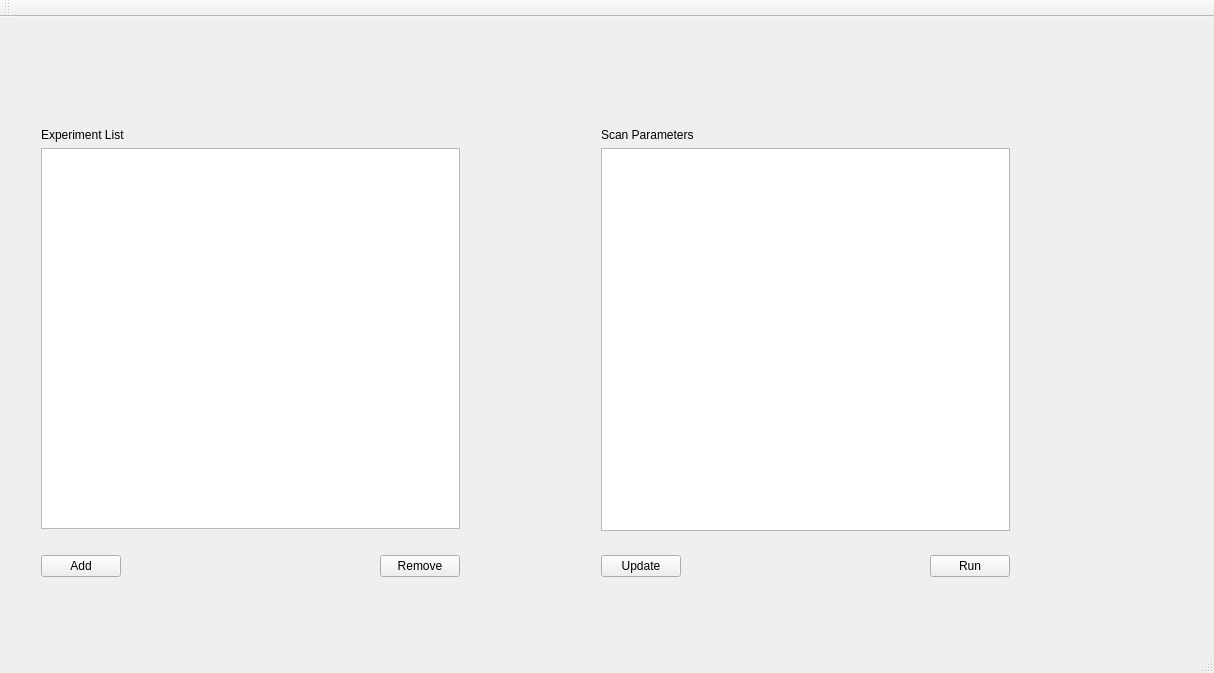
This is smartfMRI/smartfmri.ui in wuzhuobin/smartfMRI as Qt 5 draws it before an edit. The edited form follows.
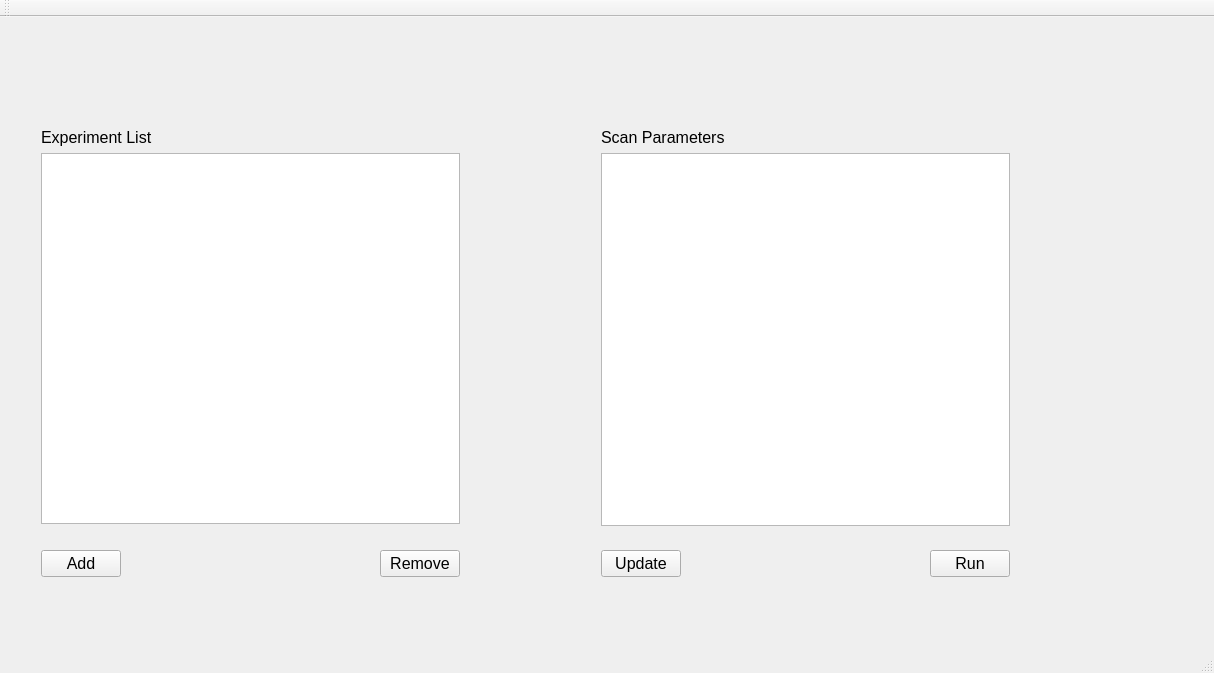
This is the edited form.

Patch:
```diff
--- a/smartfMRI/smartfmri.ui
+++ b/smartfMRI/smartfmri.ui
@@ -23,9 +23,19 @@
       <height>471</height>
      </rect>
     </property>
+    <property name="font">
+     <font>
+      <pointsize>12</pointsize>
+     </font>
+    </property>
     <layout class="QGridLayout" name="gridLayout">
      <item row="2" column="1">
       <spacer name="verticalSpacer">
+       <property name="font">
+        <font>
+         <pointsize>12</pointsize>
+        </font>
+       </property>
        <property name="orientation">
         <enum>Qt::Vertical</enum>
        </property>
@@ -42,6 +52,11 @@
      </item>
      <item row="3" column="0">
       <widget class="QPushButton" name="addButton">
+       <property name="font">
+        <font>
+         <pointsize>12</pointsize>
+        </font>
+       </property>
        <property name="text">
         <string>Add</string>
        </property>
@@ -49,6 +64,11 @@
      </item>
      <item row="3" column="1">
       <spacer name="horizontalSpacer">
+       <property name="font">
+        <font>
+         <pointsize>12</pointsize>
+        </font>
+       </property>
        <property name="orientation">
         <enum>Qt::Horizontal</enum>
        </property>
@@ -62,6 +82,11 @@
      </item>
      <item row="3" column="2">
       <widget class="QPushButton" name="removeButton">
+       <property name="font">
+        <font>
+         <pointsize>12</pointsize>
+        </font>
+       </property>
        <property name="text">
         <string>Remove</string>
        </property>
@@ -69,17 +94,28 @@
      </item>
      <item row="0" column="0" colspan="3">
       <widget class="QLabel" name="label">
+       <property name="font">
+        <font>
+         <pointsize>12</pointsize>
+        </font>
+       </property>
        <property name="text">
         <string>Experiment List</string>
        </property>
       </widget>
      </item>
      <item row="1" column="0" colspan="3">
-      <widget class="QListView" name="experimentlistView"/>
+      <widget class="QListView" name="experimentlistView">
+       <property name="font">
+        <font>
+         <pointsize>12</pointsize>
+        </font>
+       </property>
+      </widget>
      </item>
     </layout>
    </widget>
-   <widget class="QWidget" name="">
+   <widget class="QWidget" name="layoutWidget">
     <property name="geometry">
      <rect>
       <x>590</x>
@@ -88,9 +124,19 @@
       <height>471</height>
      </rect>
     </property>
+    <property name="font">
+     <font>
+      <pointsize>12</pointsize>
+     </font>
+    </property>
     <layout class="QGridLayout" name="gridLayout_2">
      <item row="0" column="0" colspan="3">
       <widget class="QLabel" name="label_2">
+       <property name="font">
+        <font>
+         <pointsize>12</pointsize>
+        </font>
+       </property>
        <property name="text">
         <string>Scan Parameters</string>
        </property>
@@ -98,6 +144,11 @@
      </item>
      <item row="3" column="1">
       <spacer name="horizontalSpacer_2">
+       <property name="font">
+        <font>
+         <pointsize>12</pointsize>
+        </font>
+       </property>
        <property name="orientation">
         <enum>Qt::Horizontal</enum>
        </property>
@@ -111,6 +162,11 @@
      </item>
      <item row="3" column="2">
       <widget class="QPushButton" name="runPushButton">
+       <property name="font">
+        <font>
+         <pointsize>12</pointsize>
+        </font>
+       </property>
        <property name="text">
         <string>Run</string>
        </property>
@@ -118,6 +174,11 @@
      </item>
      <item row="2" column="1">
       <spacer name="verticalSpacer_2">
+       <property name="font">
+        <font>
+         <pointsize>12</pointsize>
+        </font>
+       </property>
        <property name="orientation">
         <enum>Qt::Vertical</enum>
        </property>
@@ -134,13 +195,24 @@
      </item>
      <item row="3" column="0">
       <widget class="QPushButton" name="updataPushButton">
+       <property name="font">
+        <font>
+         <pointsize>12</pointsize>
+        </font>
+       </property>
        <property name="text">
         <string>Update</string>
        </property>
       </widget>
      </item>
      <item row="1" column="0" colspan="3">
-      <widget class="QTableView" name="scanParameterTableView"/>
+      <widget class="QTableView" name="scanParameterTableView">
+       <property name="font">
+        <font>
+         <pointsize>12</pointsize>
+        </font>
+       </property>
+      </widget>
      </item>
     </layout>
    </widget>
```
